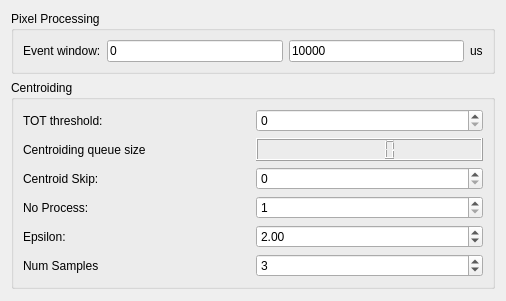
Above: pymepixviewer/panels/ui/processingconfig.ui from CFEL-CMI/pymepix-viewer before the change. Below: the same form after it.
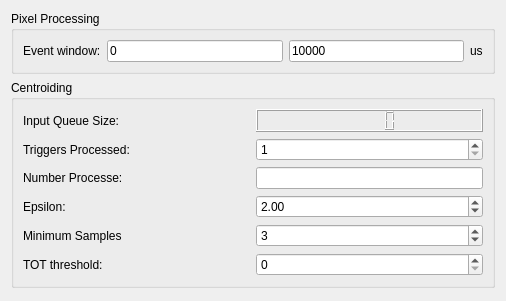
That is the form after the change.

Commit message: Fix centroiding parameters - Adjust to changes in pymepix

Patch:
```diff
--- a/pymepixviewer/panels/ui/processingconfig.ui
+++ b/pymepixviewer/panels/ui/processingconfig.ui
@@ -75,27 +75,6 @@
         <string>Centroiding</string>
        </property>
        <layout class="QVBoxLayout" name="verticalLayout_3">
-        <item>
-         <layout class="QHBoxLayout" name="horizontalLayout_10">
-          <item>
-           <widget class="QLabel" name="label_8">
-            <property name="text">
-             <string>TOT threshold:</string>
-            </property>
-           </widget>
-          </item>
-          <item>
-           <widget class="QSpinBox" name="tot_threshold">
-            <property name="toolTip">
-             <string>Determines the TOT threshold</string>
-            </property>
-            <property name="maximum">
-             <number>30000</number>
-            </property>
-           </widget>
-          </item>
-         </layout>
-        </item>
         <item>
          <layout class="QHBoxLayout" name="horizontalLayout">
           <item>
@@ -104,7 +83,7 @@
              <string>Not working with MacOS!</string>
             </property>
             <property name="text">
-             <string>Centroiding queue size</string>
+             <string>Input Queue Size:</string>
             </property>
            </widget>
           </item>
@@ -122,7 +101,7 @@
           <item>
            <widget class="QLabel" name="label_7">
             <property name="text">
-             <string>Centroid Skip:</string>
+             <string>Triggers Processed:</string>
             </property>
            </widget>
           </item>
@@ -131,8 +110,8 @@
             <property name="toolTip">
              <string>Allows the blob finder to skip every nth packet (1 means all are processed)</string>
             </property>
-            <property name="maximum">
-             <number>30000</number>
+            <property name="minimum">
+             <number>1</number>
             </property>
            </widget>
           </item>
@@ -143,20 +122,20 @@
           <item>
            <widget class="QLabel" name="label_9">
             <property name="text">
-             <string>No Process:</string>
+             <string>Number Processe:</string>
             </property>
            </widget>
           </item>
           <item>
-           <widget class="QSpinBox" name="blob_num">
+           <widget class="QLineEdit" name="number_processes">
+            <property name="sizePolicy">
+             <sizepolicy hsizetype="Minimum" vsizetype="Fixed">
+              <horstretch>0</horstretch>
+              <verstretch>0</verstretch>
+             </sizepolicy>
+            </property>
             <property name="toolTip">
-             <string>Allows the blob finder to skip every nth packet (1 means all are processed)</string>
-            </property>
-            <property name="minimum">
-             <number>1</number>
-            </property>
-            <property name="maximum">
-             <number>32</number>
+             <string>Number of processes used for centroiding (Press Enter to confirm)</string>
             </property>
            </widget>
           </item>
@@ -188,7 +167,7 @@
           <item>
            <widget class="QLabel" name="label_12">
             <property name="text">
-             <string>Num Samples</string>
+             <string>Minimum Samples</string>
             </property>
            </widget>
           </item>
@@ -204,6 +183,33 @@
           </item>
          </layout>
         </item>
+        <item>
+         <layout class="QHBoxLayout" name="horizontalLayout_10">
+          <item>
+           <widget class="QLabel" name="label_8">
+            <property name="text">
+             <string>TOT threshold:</string>
+            </property>
+           </widget>
+          </item>
+          <item>
+           <widget class="QSpinBox" name="tot_threshold">
+            <property name="toolTip">
+             <string>Threshold on the TOT to improve the results and reduce the data volume</string>
+            </property>
+            <property name="minimum">
+             <number>0</number>
+            </property>
+            <property name="maximum">
+             <number>30000</number>
+            </property>
+            <property name="singleStep">
+             <number>25</number>
+            </property>
+           </widget>
+          </item>
+         </layout>
+        </item>
        </layout>
       </widget>
      </item>
```
Left out of the diff: 10 changed lines with no effect on the pictures. The commit also changes 3 other files.
